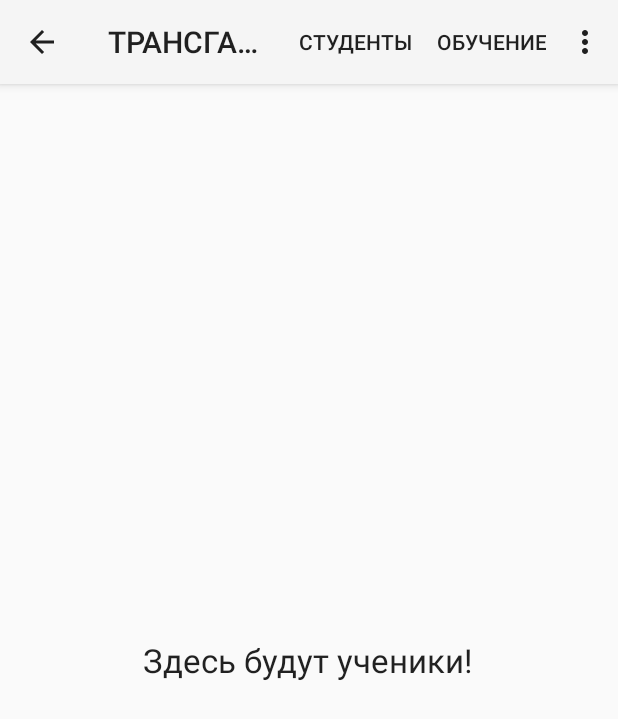
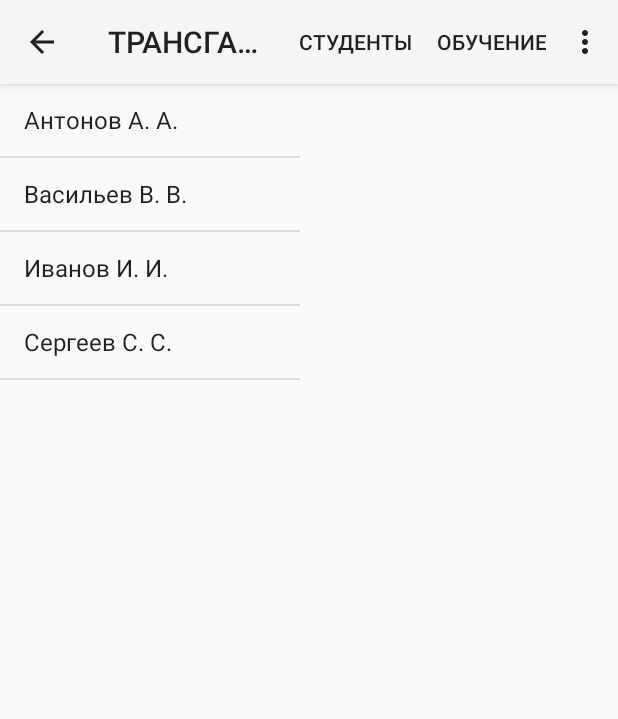
Before and after one commit to abones/EducationDemo, an Android app: the StudentsActivity screen opened directly, with no data from a screen before it, on a phone screen of 412 x 824 dp. Shown: the top 719 px of the screen. Run offline under Robolectric (Android 15) with nearby library versions, the phone set to English and light mode, and no system bars.

Commit message:
Реализован функционал вкладки студенты

```diff
--- /dev/null
+++ b/mobile/src/main/java/ru/sibhtc/educationdemo/TitlesFragment.java
@@ -0,0 +1,90 @@
+package ru.sibhtc.educationdemo;
+
+import android.app.FragmentTransaction;
+import android.app.ListFragment;
+import android.content.Intent;
+import android.os.Bundle;
+import android.view.View;
+import android.widget.ArrayAdapter;
+import android.widget.ListView;
+
+import ru.sibhtc.educationdemo.mock.StudentMock;
+
+/**
+ * Created by Антон on 17.09.2015.
+ **/
+public class TitlesFragment extends ListFragment {
+
+    boolean mDualPane;
+    int mCurCheckPosition = 0;
+
+    @Override
+    public void onActivityCreated(Bundle savedInstanceState) {
+        super.onActivityCreated(savedInstanceState);
+
+        // Populate list with our static array of titles.
+        setListAdapter(new ArrayAdapter<String>(getActivity(),
+                android.R.layout.simple_list_item_activated_1, StudentMock.Titles));
+
+        // Check to see if we have a frame in which to embed the details
+        // fragment directly in the containing UI.
+        View detailsFrame = getActivity().findViewById(R.id.details);
+        mDualPane = detailsFrame != null && detailsFrame.getVisibility() == View.VISIBLE;
+
+        if (savedInstanceState != null) {
+            // Restore last state for checked position.
+            mCurCheckPosition = savedInstanceState.getInt("curChoice", 0);
+        }
+
+        if (mDualPane) {
+            // In dual-pane mode, the list view highlights the selected item.
+            getListView().setChoiceMode(ListView.CHOICE_MODE_SINGLE);
+            // Make sure our UI is in the correct state.
+            //showDetails(mCurCheckPosition);
+        }
+    }
+
+    @Override
+    public void onSaveInstanceState(Bundle outState) {
+        super.onSaveInstanceState(outState);
+        outState.putInt("curChoice", mCurCheckPosition);
+    }
+
+    @Override
+    public void onListItemClick(ListView l, View v, int position, long id) {
+        showDetails(position);
+    }
+
+    /**
+     * Helper function to show the details of a selected item, either by
+     * displaying a fragment in-place in the current UI, or starting a
+     * whole new activity in which it is displayed.
+     */
+    void showDetails(int index) {
+        mCurCheckPosition = index;
+
+        if (mDualPane) {
+            // We can display everything in-place with fragments, so update
+            // the list to highlight the selected item and show the data.
+            getListView().setItemChecked(index, true);
+
+            // Check what fragment is currently shown, replace if needed.
+            DetailsFragment details = (DetailsFragment)getFragmentManager().findFragmentById(R.id.details);
+            if (details == null || details.getShownIndex() != index) {
+                // Make new fragment to show this selection.
+                details = DetailsFragment.newInstance(index);
+
+                // Execute a transaction, replacing any existing fragment
+                // with this one inside the frame.
+                FragmentTransaction ft = getFragmentManager().beginTransaction();
+                if (index == 0) {
+                    ft.replace(R.id.details, details);
+                } else {
+                    ft.replace(R.id.details, details);
+                }
+                ft.setTransition(FragmentTransaction.TRANSIT_FRAGMENT_FADE);
+                ft.commit();
+            }
+        }
+    }
+}
--- a/mobile/src/main/res/layout/activity_students.xml
+++ b/mobile/src/main/res/layout/activity_students.xml
@@ -1,13 +1,20 @@
 <?xml version="1.0" encoding="utf-8"?>
 <LinearLayout xmlns:android="http://schemas.android.com/apk/res/android"
-    android:orientation="vertical" android:layout_width="match_parent"
-    android:layout_height="match_parent"
-    android:gravity="center">
+    xmlns:tools="http://schemas.android.com/tools"
+    android:orientation="horizontal"
+    android:layout_width="match_parent"
+    android:layout_height="match_parent">
 
-    <TextView
-        android:layout_width="wrap_content"
-        android:layout_height="wrap_content"
-        android:textAppearance="?android:attr/textAppearanceLarge"
-        android:text="Здесь будут ученики!"
-        android:id="@+id/textView" />
+    <fragment class="ru.sibhtc.educationdemo.TitlesFragment"
+        android:id="@+id/titles"
+        android:layout_width="300px"
+        android:layout_height="match_parent"
+        tools:layout="@android:layout/simple_list_item_1" />
+
+    <FrameLayout android:id="@+id/details"
+        android:layout_width="490px"
+        android:layout_height="match_parent"
+        android:background="?android:attr/detailsElementBackground"
+        android:paddingLeft="6px" />
+
 </LinearLayout>
```
Also changed, not shown: mobile/src/main/java/ru/sibhtc/educationdemo/DetailsFragment.java (added, +71 -0 lines), mobile/src/main/java/ru/sibhtc/educationdemo/mock/Student.java (added, +20 -0 lines), mobile/src/main/java/ru/sibhtc/educationdemo/mock/StudentMock.java (added, +21 -0 lines), mobile/src/main/res/layout/details_fragment.xml (added, +75 -0 lines), 2 other files.
